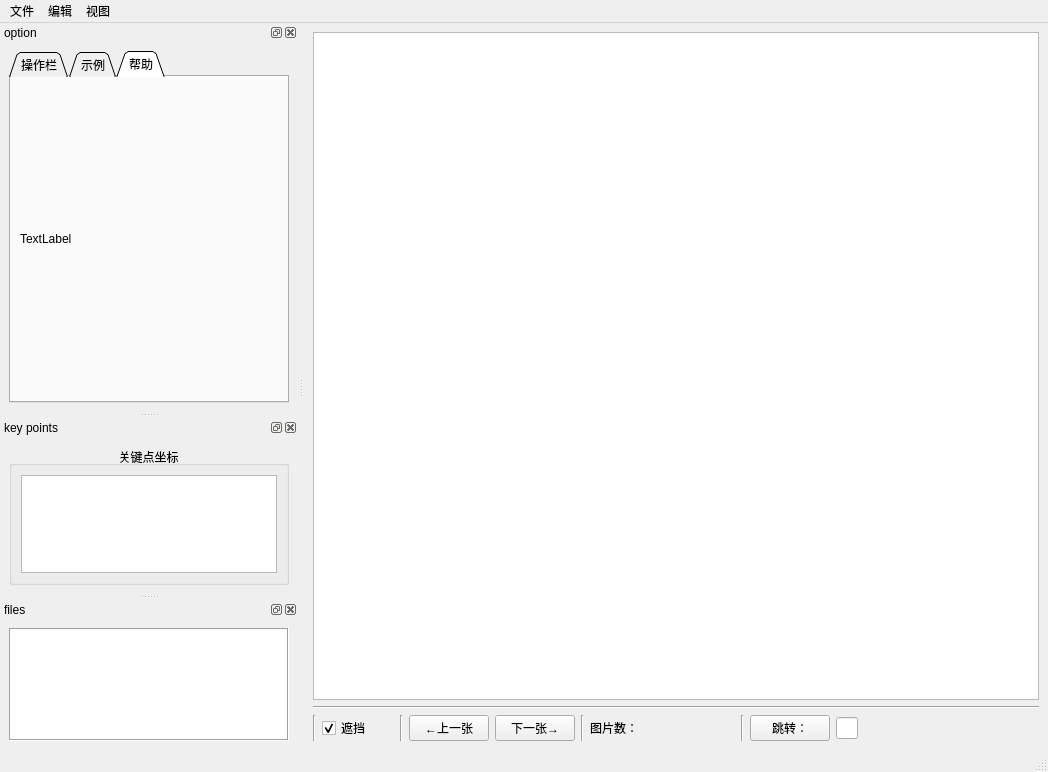
Runki2018/LabelKPs, file UI/labelKPs.ui: the form before one commit.
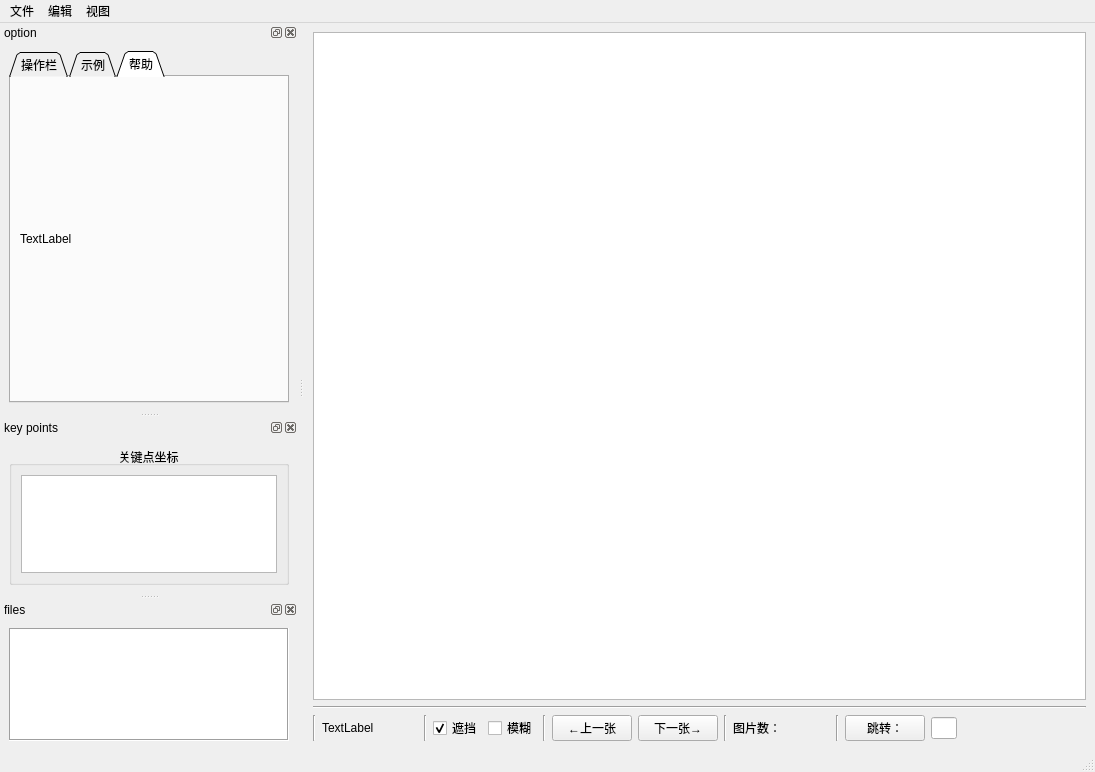
The form after the commit. The open tabs and pages were chosen to show the change. Icons and pictures are not drawn.

Commit message: 增加了模糊检查

```diff
--- a/UI/labelKPs.ui
+++ b/UI/labelKPs.ui
@@ -6,7 +6,7 @@
    <rect>
     <x>0</x>
     <y>0</y>
-    <width>1048</width>
+    <width>1095</width>
     <height>772</height>
    </rect>
   </property>
@@ -43,7 +43,7 @@
          </widget>
         </item>
         <item>
-         <layout class="QHBoxLayout" name="horizontalLayout_3" stretch="0,1,0,1,1,0,2,0,4">
+         <layout class="QHBoxLayout" name="horizontalLayout_3" stretch="0,2,0,1,1,0,1,1,0,2,1,5">
           <item>
            <widget class="Line" name="line_5">
             <property name="orientation">
@@ -51,6 +51,20 @@
             </property>
            </widget>
           </item>
+          <item>
+           <widget class="QLabel" name="label_classes">
+            <property name="text">
+             <string>TextLabel</string>
+            </property>
+           </widget>
+          </item>
+          <item>
+           <widget class="Line" name="line_6">
+            <property name="orientation">
+             <enum>Qt::Vertical</enum>
+            </property>
+           </widget>
+          </item>
           <item>
            <widget class="QCheckBox" name="is_occlusion">
             <property name="text">
@@ -61,6 +75,13 @@
             </property>
            </widget>
           </item>
+          <item>
+           <widget class="QCheckBox" name="blur">
+            <property name="text">
+             <string>模糊</string>
+            </property>
+           </widget>
+          </item>
           <item>
            <widget class="Line" name="line_4">
             <property name="orientation">
@@ -104,7 +125,7 @@
            </widget>
           </item>
           <item>
-           <layout class="QHBoxLayout" name="horizontalLayout_2" stretch="1,1,10">
+           <layout class="QHBoxLayout" name="horizontalLayout_2" stretch="1,2,10">
             <item>
              <widget class="QPushButton" name="goButton">
               <property name="text">
@@ -147,7 +168,7 @@
     <rect>
      <x>0</x>
      <y>0</y>
-     <width>1048</width>
+     <width>1095</width>
      <height>26</height>
     </rect>
    </property>
```
Left out of the diff: 32 changed lines with no effect on the pictures. The commit also changes 2 other files.
